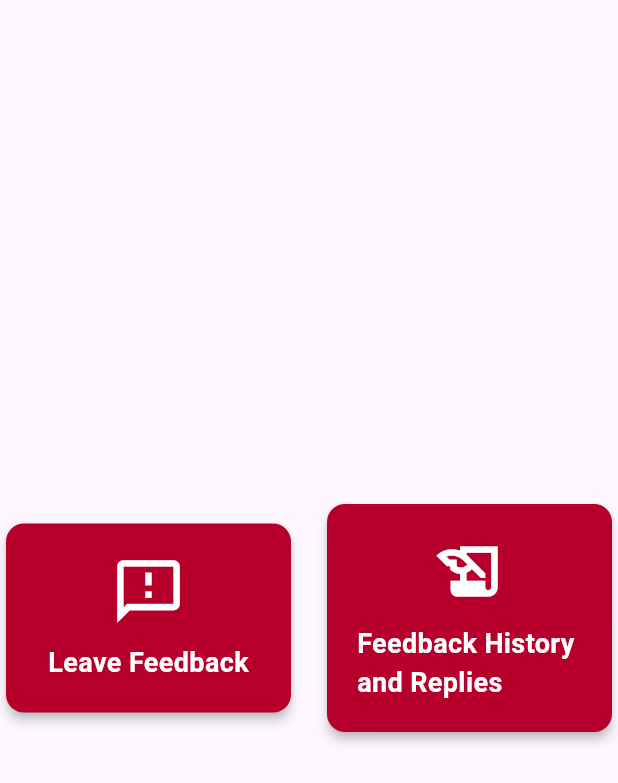
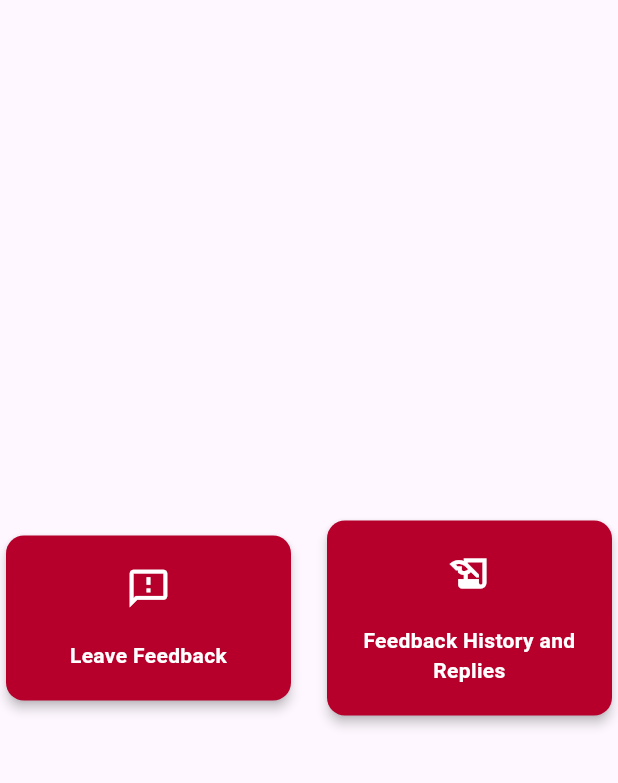
Before and after one commit to Ishan-Hegde/CRCE_Connex_App, a Flutter app: the StudentFeedbackPage screen opened directly, on a phone screen of 412 x 824 dp. Shown: the top 783 px of the screen. Run offline on Flutter 3.47's test engine with Material 3 defaults, Android fonts, the phone set to English and light mode, and no system bars; our stand-ins replace cloud_firestore, file_picker, firebase_auth, firebase_core, firebase_storage, google_fonts; missing offline and left inert: upi_india; accounts and stored records are empty.

Commit message:
UI and RST edit

```diff
--- a/lib/screens/student_assets/feedback_section/view.dart
+++ b/lib/screens/student_assets/feedback_section/view.dart
@@ -72,7 +72,8 @@ class FeedbackCard extends StatelessWidget {
       child: InkWell(
         onTap: onPressed,
         child: Padding(
-          padding: const EdgeInsets.all(20.0), // Increased padding for spacing
+          padding:
+              const EdgeInsets.all(20.0), // Adjusted padding for smaller cards
           child: Column(
             mainAxisSize: MainAxisSize.min,
             mainAxisAlignment:
@@ -80,17 +81,18 @@ class FeedbackCard extends StatelessWidget {
             children: [
               Icon(
                 icon,
-                size: 50,
+                size: 30, // Reduced icon size
                 color: Colors.white, // White icon color
               ),
-              const SizedBox(height: 10),
+              const SizedBox(height: 20), // Reduced spacing
               Text(
                 label,
                 style: const TextStyle(
-                  fontSize: 18,
+                  fontSize: 14, // Reduced font size
                   fontWeight: FontWeight.bold, // Bold text
                   color: Colors.white, // White font color
                 ),
+                textAlign: TextAlign.center,
               ),
             ],
           ),
--- a/lib/screens/student_assets/payment_page/view.dart
+++ b/lib/screens/student_assets/payment_page/view.dart
@@ -243,7 +243,8 @@ class _PaymentPageState extends State<PaymentPage> {
                 keyboardType: TextInputType.number,
               ),
               const SizedBox(height: 16.0),
-              Text('Captcha: $captchaValue'), // Display the captcha value
+              // Text('Captcha: $captchaValue'), // Display the captcha value
+              Text('Captcha: LST,CST,___'), // Display the captcha value
               const SizedBox(height: 16.0),
               TextFormField(
                 controller: captchaController,
```
